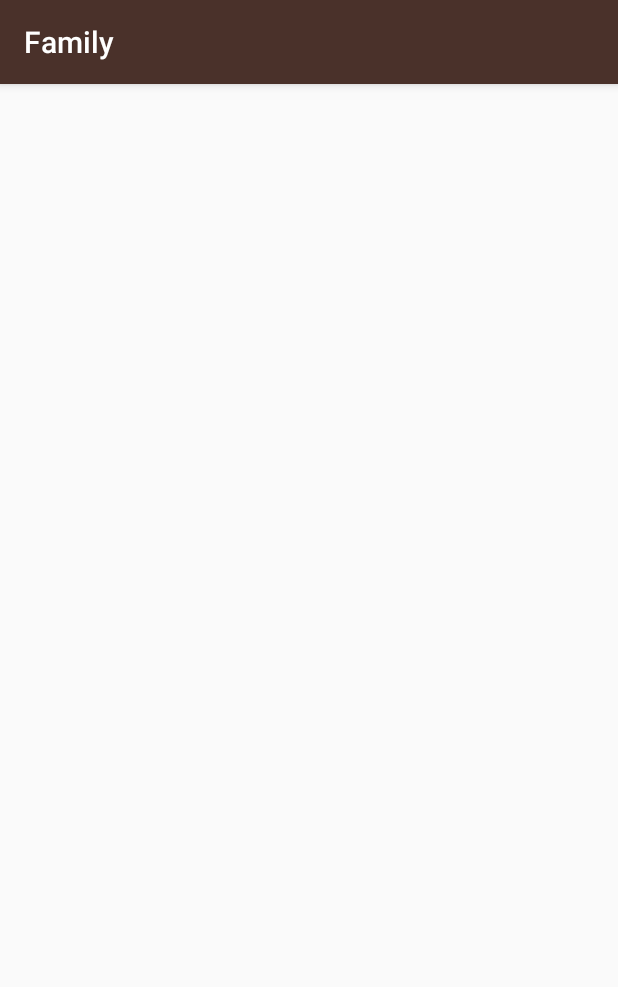
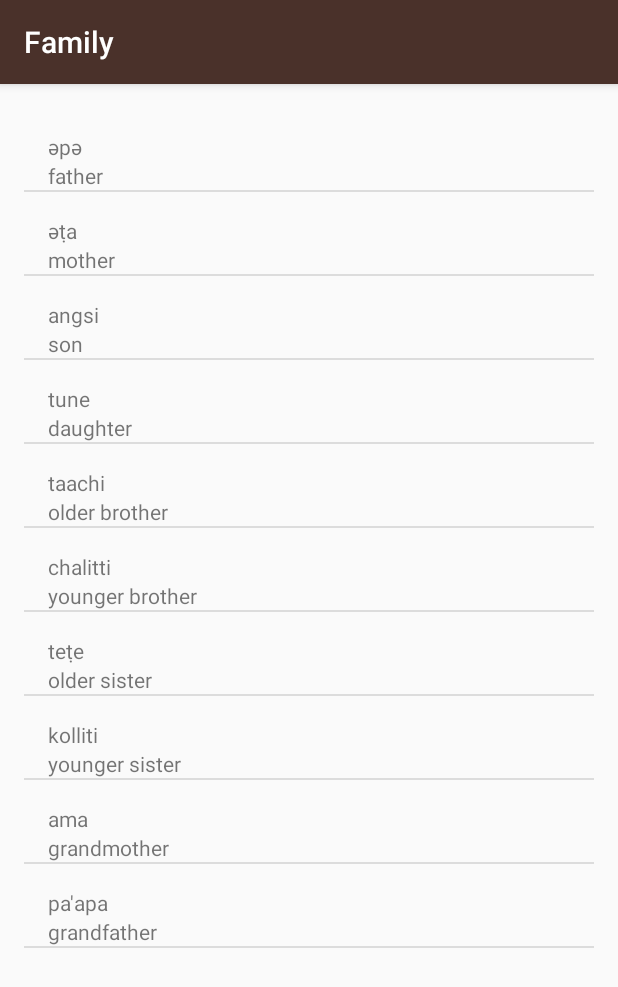
Before and after one commit to Billman64/Miwok, an Android app: the FamilyActivity screen opened directly, with no data from a screen before it, on a phone screen of 412 x 824 dp. Shown: the top 987 px of the screen. Run offline under Robolectric (Android 15) with nearby library versions, the phone set to English and light mode, and no system bars.

Commit message:
All 4 categories now working.

```diff
--- a/app/src/main/java/com/example/android/miwok/FamilyActivity.java
+++ b/app/src/main/java/com/example/android/miwok/FamilyActivity.java
@@ -2,6 +2,10 @@ package com.example.android.miwok;
 
 import android.support.v7.app.AppCompatActivity;
 import android.os.Bundle;
+import android.util.Log;
+import android.widget.ListView;
+
+import java.util.ArrayList;
 
 public class FamilyActivity extends AppCompatActivity {
 
@@ -9,5 +13,23 @@ public class FamilyActivity extends AppCompatActivity {
     protected void onCreate(Bundle savedInstanceState) {
         super.onCreate(savedInstanceState);
         setContentView(R.layout.activity_family);
+
+        ArrayList<Word> words = new ArrayList<Word>();
+        words.add(new Word("father","әpә"));
+        words.add(new Word("mother","әṭa"));
+        words.add(new Word("son","angsi"));
+        words.add(new Word("daughter","tune"));
+        words.add(new Word("older brother","taachi"));
+        words.add(new Word("younger brother","chalitti"));
+        words.add(new Word("older sister","teṭe"));
+        words.add(new Word("younger sister","kolliti"));
+        words.add(new Word("grandmother","ama"));
+        words.add(new Word("grandfather","pa'apa"));
+
+        WordAdapter adapter = new WordAdapter(this, words);
+        ListView listView = (ListView)findViewById(R.id.list);
+        Log.d("Miwok - FamilyActivity", "about to set adapter");
+        listView.setAdapter(adapter);
     }
+
 }
--- a/app/src/main/res/layout/activity_family.xml
+++ b/app/src/main/res/layout/activity_family.xml
@@ -1,9 +1,15 @@
 <?xml version="1.0" encoding="utf-8"?>
-<android.support.constraint.ConstraintLayout xmlns:android="http://schemas.android.com/apk/res/android"
+<ListView xmlns:android="http://schemas.android.com/apk/res/android"
     xmlns:app="http://schemas.android.com/apk/res-auto"
     xmlns:tools="http://schemas.android.com/tools"
     android:layout_width="match_parent"
     android:layout_height="match_parent"
-    tools:context=".FamilyActivity">
+    android:paddingBottom="@dimen/activity_vertical_margin"
+    android:paddingLeft="@dimen/activity_horizontal_margin"
+    android:paddingRight="@dimen/activity_horizontal_margin"
+    android:paddingTop="@dimen/activity_vertical_margin"
+    android:orientation="vertical"
+    tools:context=".FamilyActivity"
+    android:id="@+id/list">
 
-</android.support.constraint.ConstraintLayout>
+</ListView>
```
Also changed, not shown: app/src/main/java/com/example/android/miwok/ColorsActivity.java (+19 -0 lines), app/src/main/java/com/example/android/miwok/PhrasesActivity.java (+21 -0 lines), app/src/main/res/layout/activity_colors.xml (+9 -3 lines), app/src/main/res/layout/activity_phrases.xml (+9 -3 lines).
